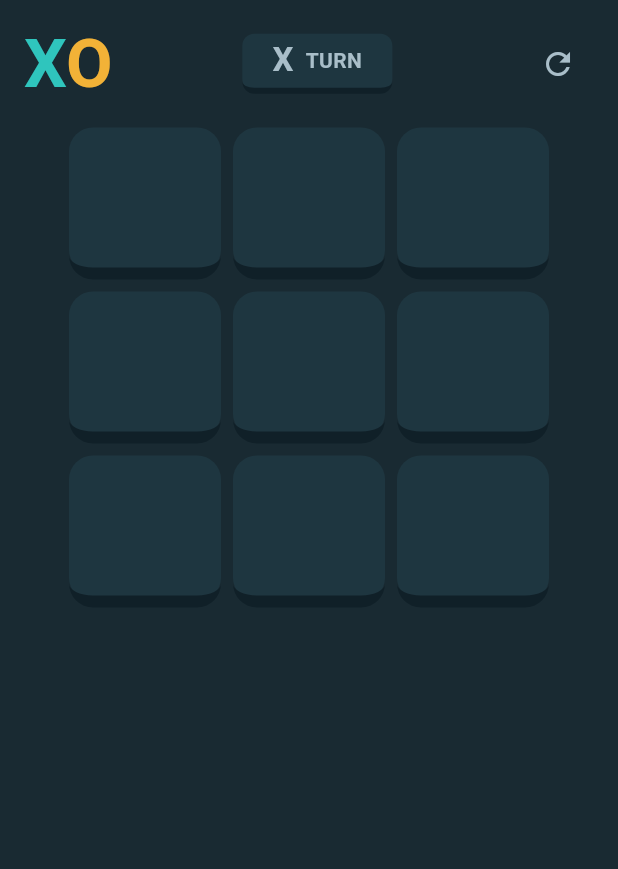
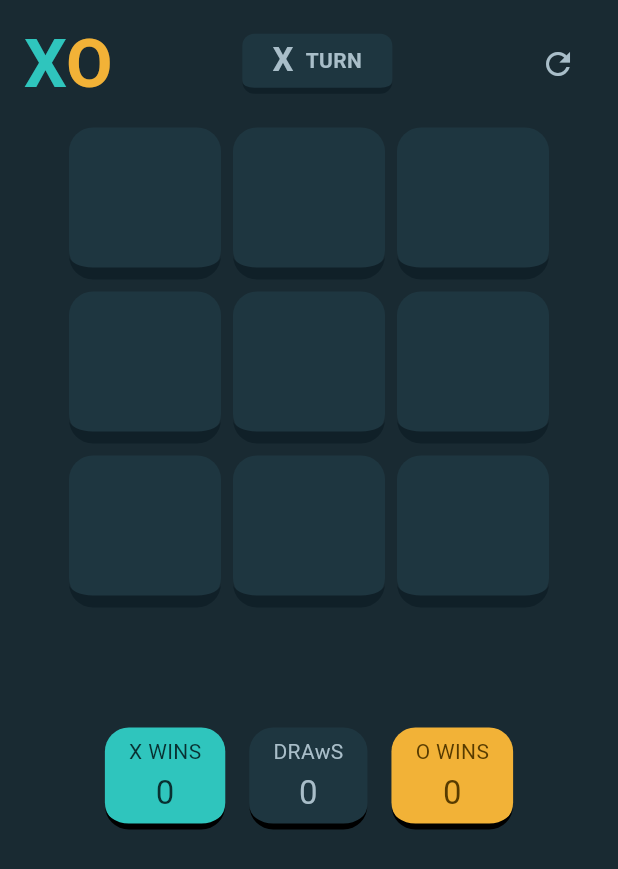
Before and after one commit to Mirror83/tic_tac_toe_flutter, a Flutter app: the screen it shows after launch, after a tap on "NEW GAME (VS PLAYER)", on a phone screen of 412 x 824 dp. Shown: the top 869 px of the screen. Run offline on Flutter 3.47's test engine with Material 3 defaults, Android fonts, the phone set to English and light mode, and no system bars.

Commit message:
Added tracking of win and draw stats

```diff
--- a/lib/game.dart
+++ b/lib/game.dart
@@ -31,6 +31,10 @@ class _TicTacToeGameState extends State<TicTacToeGame> {
   final board = TicTacToeBoard();
   var gameState = GameState.playerOneTurn;
 
+  var xWins = 0;
+  var oWins = 0;
+  var draws = 0;
+
   var computerIsMoving = false;
 
   var showRestartModal = false;
@@ -41,12 +45,15 @@ class _TicTacToeGameState extends State<TicTacToeGame> {
       if (board.checkForWin() == true) {
         if (gameState == GameState.playerOneTurn) {
           gameState = GameState.playerOneVictory;
+          xWins += 1;
         } else {
           gameState = GameState.playerTwoVictory;
+          oWins += 1;
         }
         showTerminalStateModal = true;
       } else if (board.checkForDraw() == true) {
         gameState = GameState.draw;
+        draws += 1;
         showTerminalStateModal = true;
       } else if (gameState == GameState.playerOneTurn) {
         gameState = GameState.playerTwoTurn;
@@ -192,6 +199,7 @@ class _TicTacToeGameState extends State<TicTacToeGame> {
 
   @override
   Widget build(BuildContext context) {
+    final theme = Theme.of(context);
     return Scaffold(
       body: SafeArea(
         child: Stack(
@@ -211,6 +219,7 @@ class _TicTacToeGameState extends State<TicTacToeGame> {
                   makeMove: makeMove,
                   computerIsMoving: computerIsMoving,
                 ),
+                StatsRow(xWins: xWins, draws: draws, theme: theme, oWins: oWins)
               ],
             ),
             if (showRestartModal) _restartModal(),
@@ -221,3 +230,91 @@ class _TicTacToeGameState extends State<TicTacToeGame> {
     );
   }
 }
+
+class StatsRow extends StatelessWidget {
+  const StatsRow({
+    super.key,
+    required this.xWins,
+    required this.draws,
+    required this.theme,
+    required this.oWins,
+  });
+
+  final int xWins;
+  final int draws;
+  final ThemeData theme;
+  final int oWins;
+
+  @override
+  Widget build(BuildContext context) {
+    return Row(
+      mainAxisSize: MainAxisSize.min,
+      children: [
+        StatBlock(
+          statName: "X WINS",
+          statValue: xWins,
+        ),
+        const SizedBox(width: 16),
+        StatBlock(
+          statName: "DRAwS",
+          statValue: draws,
+          backgroundColour: theme.colorScheme.surfaceContainer,
+          textColour: theme.colorScheme.onSurface,
+        ),
+        const SizedBox(width: 16),
+        StatBlock(
+          statName: "O WINS",
+          statValue: oWins,
+          backgroundColour: theme.colorScheme.secondary,
+          textColour: theme.colorScheme.onSecondary,
+        ),
+      ],
+    );
+  }
+}
+
+class StatBlock extends StatelessWidget {
+  final Color? backgroundColour;
+  final Color? textColour;
+
+  const StatBlock(
+      {super.key,
+      required this.statName,
+      required this.statValue,
+      this.backgroundColour,
+      this.textColour});
+  final String statName;
+  final int statValue;
+
+  @override
+  Widget build(BuildContext context) {
+    final theme = Theme.of(context);
+
+    return Container(
+      padding: const EdgeInsets.symmetric(vertical: 6, horizontal: 16),
+      decoration: BoxDecoration(
+          color: backgroundColour ?? theme.colorScheme.primary,
+          borderRadius: BorderRadius.circular(16),
+          border: const BorderDirectional(bottom: BorderSide(width: 4))),
+      child: Column(
+        children: [
+          Text(
+            statName,
+            style: theme.textTheme.bodyMedium!.copyWith(
+              color: textColour ?? theme.colorScheme.onPrimary,
+            ),
+          ),
+          const SizedBox(
+            height: 4,
+          ),
+          Text(
+            statValue.toString(),
+            style: theme.textTheme.titleLarge!.copyWith(
+              color: textColour ?? theme.colorScheme.onPrimary,
+            ),
+          ),
+        ],
+      ),
+    );
+  }
+}
```
